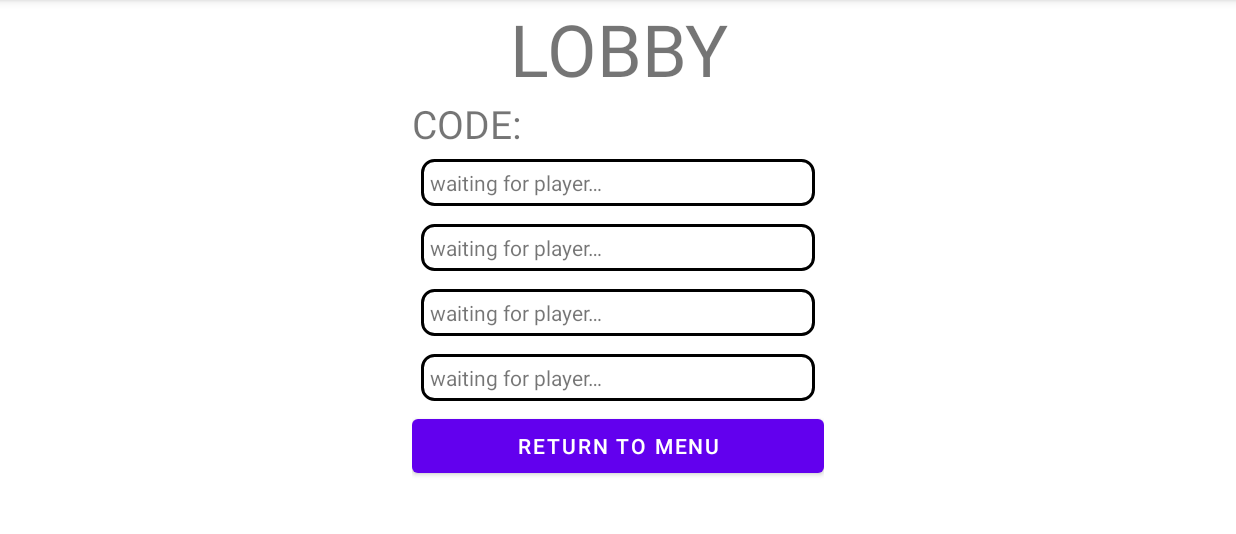
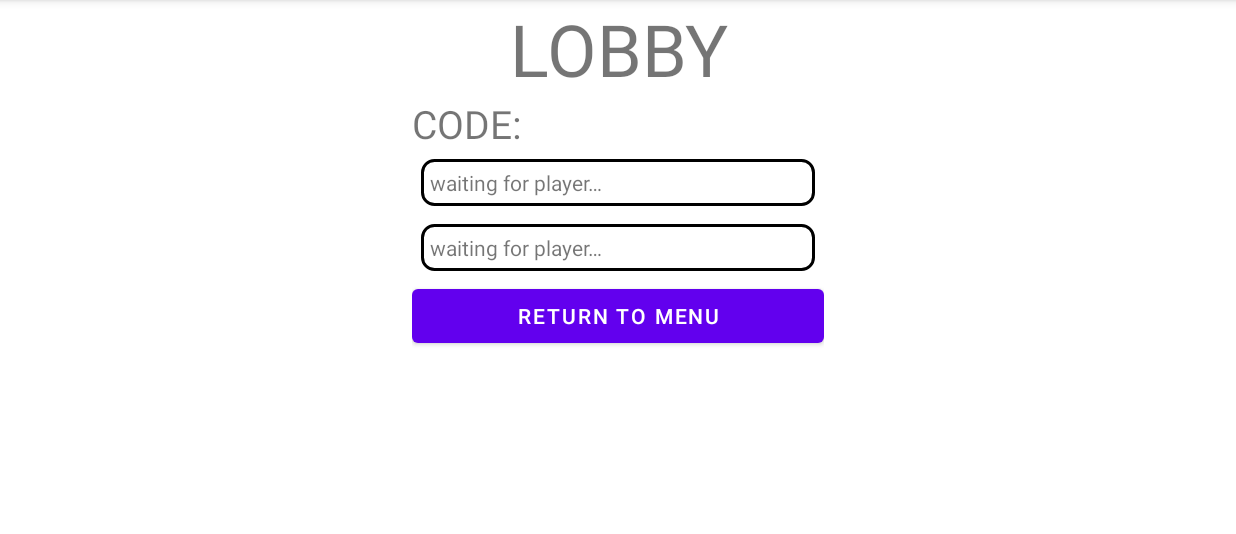
Before and after one commit to koonwen/Foosball, an Android app: the LobbyActivity screen opened directly, with no data from a screen before it, on a phone screen of 824 x 412 dp (held sideways), the part 84-618 px from its top. Run offline under Robolectric (Android 15) with nearby library versions, the phone set to English and light mode, and no system bars; our stand-ins replace Firebase (no records; nobody signed in at launch, a user with empty details on screens opened directly); 2 statements that could not run were skipped.

Commit message:
Remove code for lobby screen for 4 players, change to 2 players

```diff
--- a/app/src/main/res/layout/activity_lobby.xml
+++ b/app/src/main/res/layout/activity_lobby.xml
@@ -69,24 +69,6 @@
                 android:padding="6dp"
                 android:text="@string/placeholder_player_name" />
 
-            <TextView
-                android:id="@+id/player3Text"
-                android:layout_width="match_parent"
-                android:layout_height="wrap_content"
-                android:layout_margin="6dp"
-                android:background="@drawable/border"
-                android:padding="6dp"
-                android:text="@string/placeholder_player_name" />
-
-            <TextView
-                android:id="@+id/player4Text"
-                android:layout_width="match_parent"
-                android:layout_height="wrap_content"
-                android:layout_margin="6dp"
-                android:background="@drawable/border"
-                android:padding="6dp"
-                android:text="@string/placeholder_player_name" />
-
             <Button
                 android:id="@+id/returnMenu"
                 android:layout_width="match_parent"
```
Also changed, not shown: app/src/main/java/com/example/foosball/LobbyActivity.java (+5 -7 lines), app/src/main/java/com/example/foosball/database/Database.java (+5 -5 lines).
